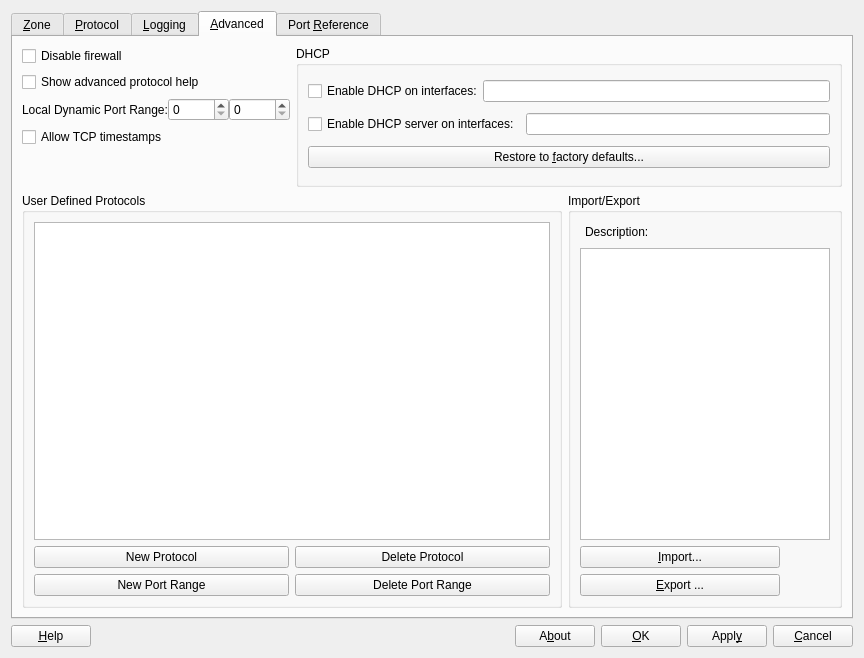
This is src/guardPuppy.ui in tsuckow/guard-puppy as Qt 5 draws it before an edit. The edited form follows.
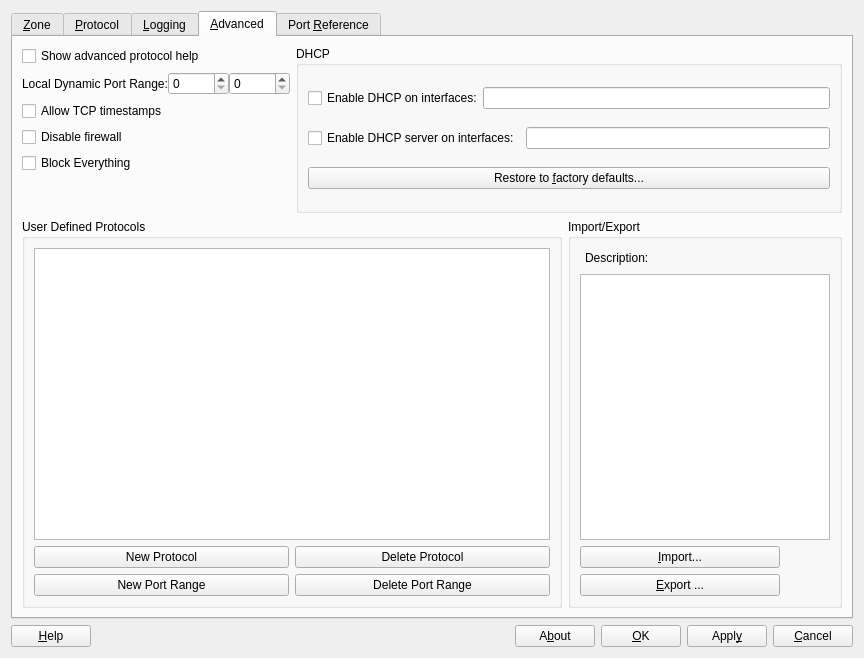
This is the edited form.

Diff of the .ui file:
```diff
--- a/src/guardPuppy.ui
+++ b/src/guardPuppy.ui
@@ -725,13 +725,6 @@
         <layout class="QHBoxLayout" name="horizontalLayout_18">
          <item>
           <layout class="QVBoxLayout" name="verticalLayout_9">
-           <item>
-            <widget class="QCheckBox" name="disableFirewallCheckBox">
-             <property name="text">
-              <string>Disable firewall</string>
-             </property>
-            </widget>
-           </item>
            <item>
             <widget class="QCheckBox" name="showAdvancedProtocolHelpCheckBox">
              <property name="text">
@@ -774,6 +767,20 @@
              </property>
             </widget>
            </item>
+           <item>
+            <widget class="QCheckBox" name="disableFirewallCheckBox">
+             <property name="text">
+              <string>Disable firewall</string>
+             </property>
+            </widget>
+           </item>
+           <item>
+            <widget class="QCheckBox" name="blockEverythingCheckBox">
+             <property name="text">
+              <string>Block Everything</string>
+             </property>
+            </widget>
+           </item>
            <item>
             <spacer name="verticalSpacer_3">
              <property name="orientation">
```
